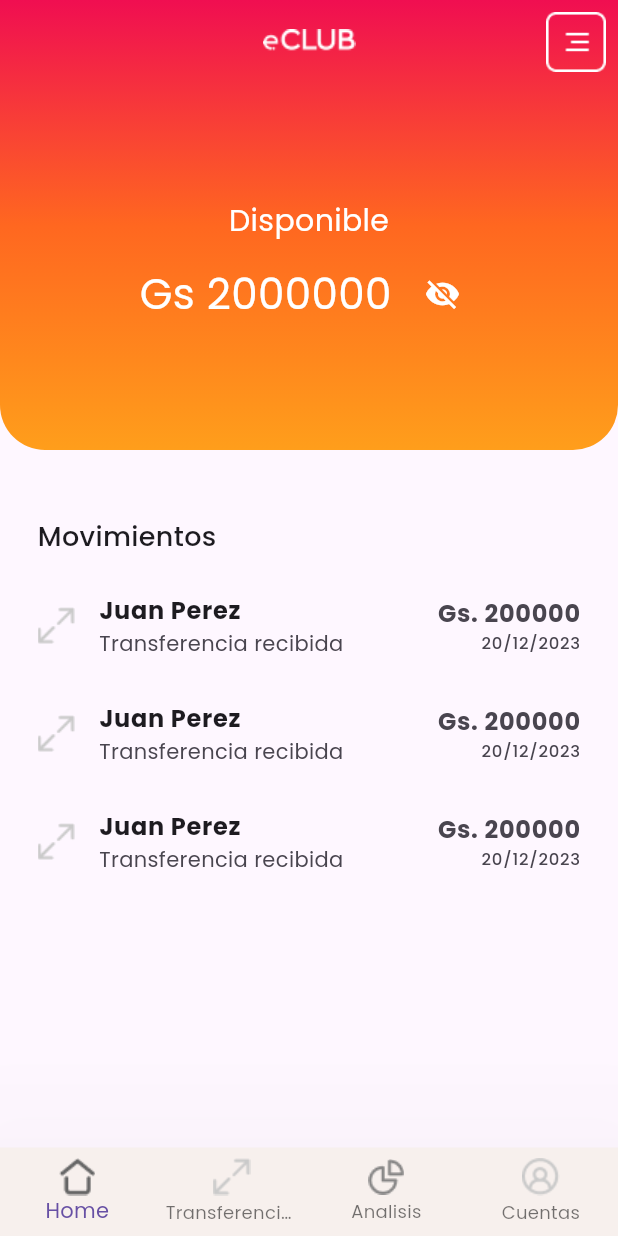
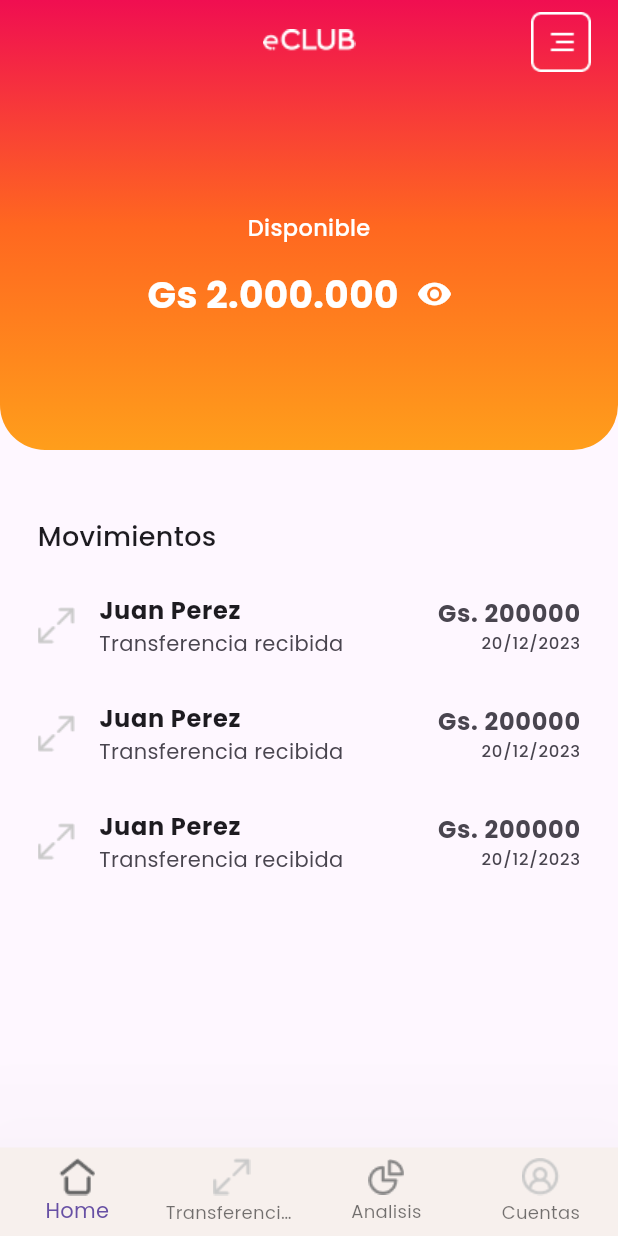
Before and after one commit to ramirezsebas/e_app, a Flutter app: the screen it shows after launch, on a phone screen of 412 x 824 dp. Run offline on Flutter 3.47's test engine with Material 3 defaults, Android fonts, the phone set to English and light mode, and no system bars; our stand-ins replace bloc, equatable, flutter_bloc, google_fonts, pie_chart; generated files the repository leaves out were written again.

Commit message:
refactor: se ajusta al diseño el app bar

```diff
--- a/lib/app.dart
+++ b/lib/app.dart
@@ -99,71 +99,3 @@ class _MainScreenState extends State<MainScreen> {
     );
   }
 }
-
-class AccountBalance extends StatelessWidget {
-  const AccountBalance({
-    required this.balance,
-    required this.isHidden,
-    required this.currency,
-    super.key,
-    this.onToggle,
-  });
-
-  final String currency;
-  final num balance;
-  final bool isHidden;
-  final void Function()? onToggle;
-
-  @override
-  Widget build(BuildContext context) {
-    return Column(
-      mainAxisAlignment: MainAxisAlignment.center,
-      children: [
-        const Text(
-          'Disponible',
-          style: TextStyle(
-            color: Colors.white,
-            fontSize: 20,
-          ),
-        ),
-        const SizedBox(
-          height: 10,
-        ),
-        Row(
-          mainAxisAlignment: MainAxisAlignment.center,
-          children: [
-            Text(
-              '$currency ${_formatHiddenBalance()}',
-              style: const TextStyle(
-                color: Colors.white,
-                fontSize: 28,
-              ),
-            ),
-            const SizedBox(
-              width: 10,
-            ),
-            IconButton(
-              onPressed: onToggle,
-              icon: isHidden
-                  ? const Icon(Icons.visibility)
-                  : const Icon(Icons.visibility_off),
-              color: Colors.white,
-            ),
-          ],
-        ),
-      ],
-    );
-  }
-
-  String _formatHiddenBalance() {
-    final balanceString = balance.toString();
-    return isHidden
-        ? balanceString
-            .replaceAll(
-              RegExp(r'\d'),
-              '*',
-            )
-            .replaceAll('.', '*')
-        : balanceString.substring(0, balanceString.indexOf('.'));
-  }
-}
--- /dev/null
+++ b/lib/app/core/widgets/account_balance.dart
@@ -0,0 +1,75 @@
+import 'package:flutter/material.dart';
+import 'package:intl/intl.dart';
+
+class AccountBalance extends StatelessWidget {
+  const AccountBalance({
+    required this.balance,
+    required this.isHidden,
+    required this.currency,
+    super.key,
+    this.onToggle,
+  });
+
+  final String currency;
+  final num balance;
+  final bool isHidden;
+  final void Function()? onToggle;
+
+  @override
+  Widget build(BuildContext context) {
+    return Column(
+      mainAxisAlignment: MainAxisAlignment.center,
+      children: [
+        const Text(
+          'Disponible',
+          style: TextStyle(
+            color: Colors.white,
+            fontSize: 15,
+            fontWeight: FontWeight.w500,
+          ),
+        ),
+        const SizedBox(
+          height: 10,
+        ),
+        Row(
+          mainAxisAlignment: MainAxisAlignment.center,
+          children: [
+            Text(
+              _formatHiddenBalance(),
+              style: const TextStyle(
+                color: Colors.white,
+                fontSize: 25,
+                fontWeight: FontWeight.w700,
+              ),
+            ),
+            IconButton(
+              onPressed: onToggle,
+              icon: !isHidden
+                  ? const Icon(Icons.visibility)
+                  : const Icon(Icons.visibility_off),
+              color: Colors.white,
+            ),
+          ],
+        ),
+      ],
+    );
+  }
+
+  String _formatHiddenBalance() {
+    final formattedBalance = NumberFormat.currency(
+      locale: 'es',
+      decimalDigits: 0,
+      symbol: currency,
+      customPattern: '\u00A4 #,###',
+    ).format(balance);
+
+    return isHidden
+        ? formattedBalance
+            .replaceAll(
+              RegExp(r'\d'),
+              '*',
+            )
+            .replaceAll('.', '*')
+        : formattedBalance;
+  }
+}
--- a/lib/app/core/widgets/e_app_bar.dart
+++ b/lib/app/core/widgets/e_app_bar.dart
@@ -19,9 +19,14 @@ class EAppBar extends StatelessWidget implements PreferredSizeWidget {
   Widget build(BuildContext context) {
     return AppBar(
       actions: [
-        IconButton(
-          onPressed: () {},
-          icon: Assets.icons.drawer.image(),
+        Container(
+          margin: const EdgeInsets.only(
+            right: 10,
+          ),
+          child: IconButton(
+            onPressed: () {},
+            icon: Assets.icons.drawer.image(),
+          ),
         ),
       ],
       leading: leading,
--- a/lib/app/presentation/screens/home_screen.dart
+++ b/lib/app/presentation/screens/home_screen.dart
@@ -1,4 +1,4 @@
-import 'package:e_app/app.dart';
+import 'package:e_app/app/core/widgets/account_balance.dart';
 import 'package:e_app/app/core/widgets/e_app_bar.dart';
 import 'package:e_app/app/presentation/cubits/account_balance/account_balance_cubit.dart';
 import 'package:e_app/app/presentation/cubits/movements/movements_cubit.dart';
```
